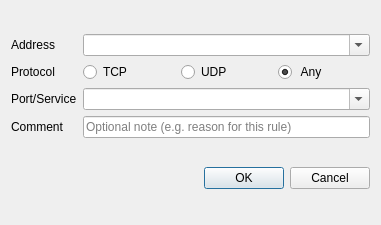
Old version of the form ui/newfwruledlg.ui in the repository QubesOS/qubes-manager.
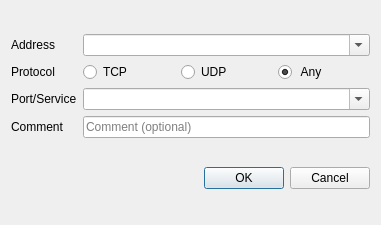
New version of the form.

Commit message: straight forward placeholder

```diff
--- a/ui/newfwruledlg.ui
+++ b/ui/newfwruledlg.ui
@@ -119,7 +119,7 @@
         <string>Optional note for your own reference.</string>
        </property>
        <property name="placeholderText">
-        <string>Optional note (e.g. reason for this rule)</string>
+        <string>Comment (optional)</string>
        </property>
        <property name="maxLength">
         <number>512</number>
```
Left out of the diff: 2 changed lines with no effect on the pictures.
